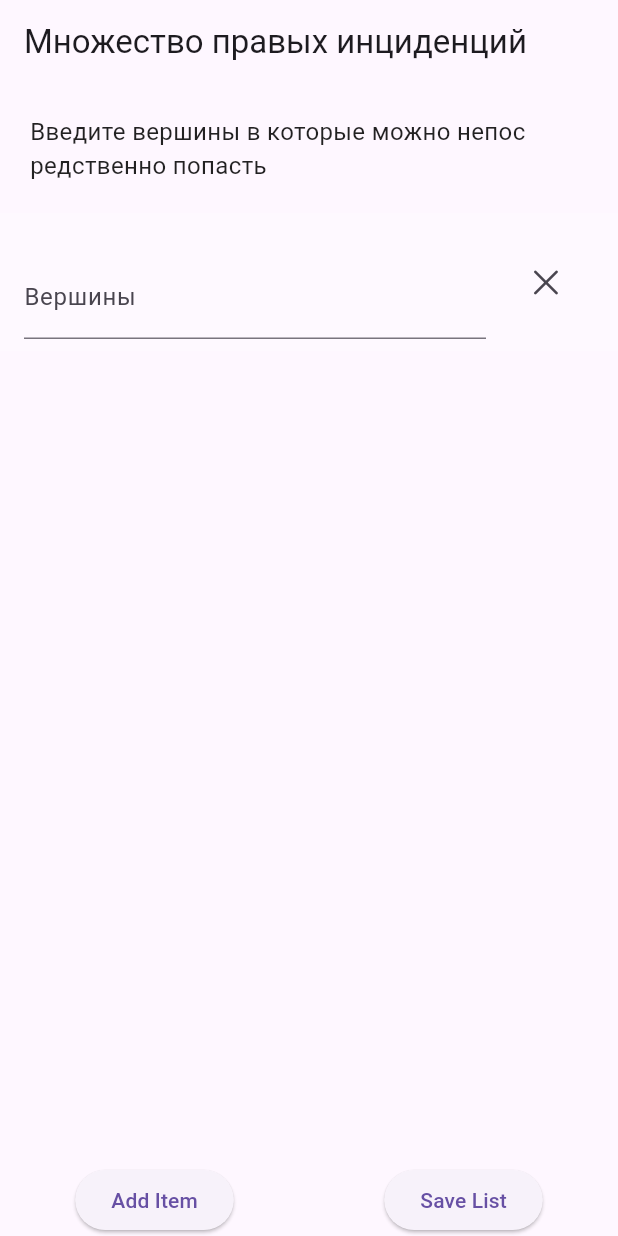
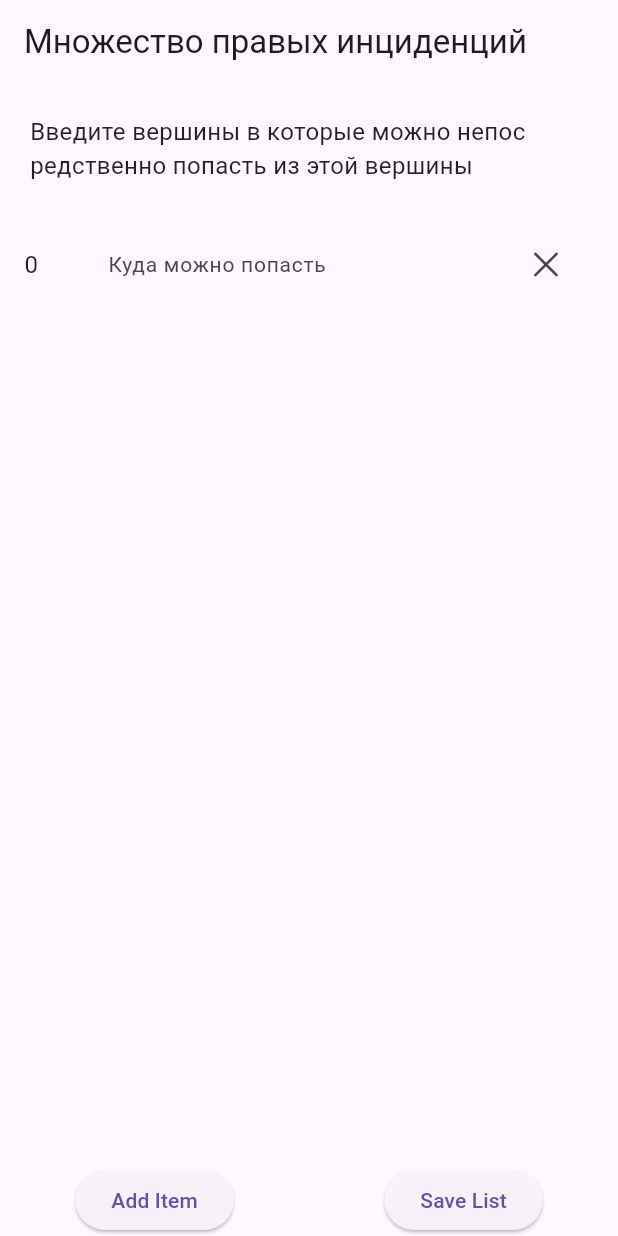
Before and after one commit to m16std/sa_lr1_app, a Flutter app: the screen it shows after launch, after a tap on "Add Item", on a phone screen of 412 x 824 dp. Run offline on Flutter 3.47's test engine with Material 3 defaults, Android fonts, the phone set to English and light mode, and no system bars.

Commit message:
sleeep time

```diff
--- a/lib/pages/home_page.dart
+++ b/lib/pages/home_page.dart
@@ -34,7 +34,7 @@ class _DynamicListPageState extends State<DynamicListPage> {
           const Padding(
             padding: EdgeInsets.all(20.0),
             child: Text(
-                'Введите вершины в которые можно непос­редственно попасть',
+                'Введите вершины в которые можно непос­редственно попасть из этой вершины',
                 style: TextStyle(
                     fontSize: 16,
                     color: Colors.black87,
@@ -45,35 +45,44 @@ class _DynamicListPageState extends State<DynamicListPage> {
               itemCount: _listItems.length,
               itemBuilder: (context, index) {
                 return ListTile(
-                  tileColor: Colors.white24,
-                  title: Column(
-                    children: [
-                      const VerticalDivider(
-                        color: Colors.black,
-                        thickness: 0.1,
-                        indent: 10,
-                        endIndent: 10,
+                  leading: Text(index.toString(),
+                      style: const TextStyle(
+                          fontSize: 16,
+                          color: Colors.black87,
+                          fontWeight: FontWeight.normal)),
+                  title: TextFormField(
+                    decoration: InputDecoration(
+                      //icon: Icon(Icons.person),
+                      hintText: 'Куда можно попасть',
+                      filled: true,
+                      fillColor: Colors.transparent,
+                      border: OutlineInputBorder(
+                        borderRadius: BorderRadius.circular(10),
                       ),
-                      TextFormField(
+                      enabledBorder: OutlineInputBorder(
+                        borderRadius: BorderRadius.circular(10),
+                        borderSide: BorderSide.none,
+                      ),
+                      focusedBorder: OutlineInputBorder(
+                        borderRadius: BorderRadius.circular(10),
+                        borderSide: const BorderSide(color: Colors.greenAccent),
+                      ),
+                      errorBorder: OutlineInputBorder(
+                        borderRadius: BorderRadius.circular(10),
+                        borderSide: const BorderSide(color: Colors.red),
+                      ),
+                    ),
                     initialValue: _listItems[index],
-                          decoration: const InputDecoration(
-                            //icon: Icon(Icons.person),
-                            hintText:
-                                'Введите вершины в которые можно непос­редственно попасть',
-
-                            labelText: 'Вершины',
-                          ),
                     onChanged: (value) {
                       _listItems[index] = value;
                     },
                     style: const TextStyle(
-                              fontSize: 16,
+                        fontSize: 14,
                         color: Colors.black87,
-                              fontWeight: FontWeight.normal)),
-                    ],
+                        fontWeight: FontWeight.normal),
                   ),
                   trailing: IconButton(
-                    icon: Icon(CupertinoIcons.clear_thick),
+                    icon: const Icon(CupertinoIcons.clear_thick),
                     onPressed: () {
                       _removeItem(index);
                     },
```
Also changed, not shown: 2 other files. Lines whose indentation alone changed are shown as unchanged.
